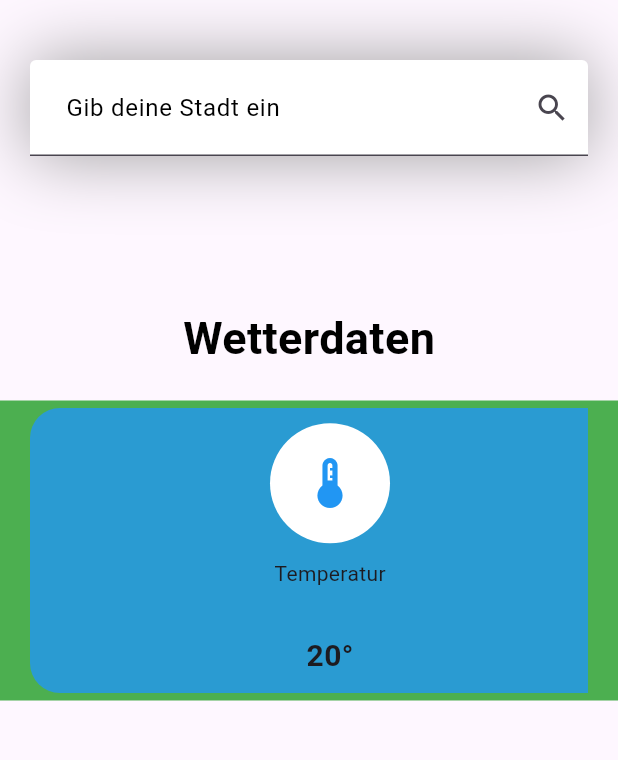
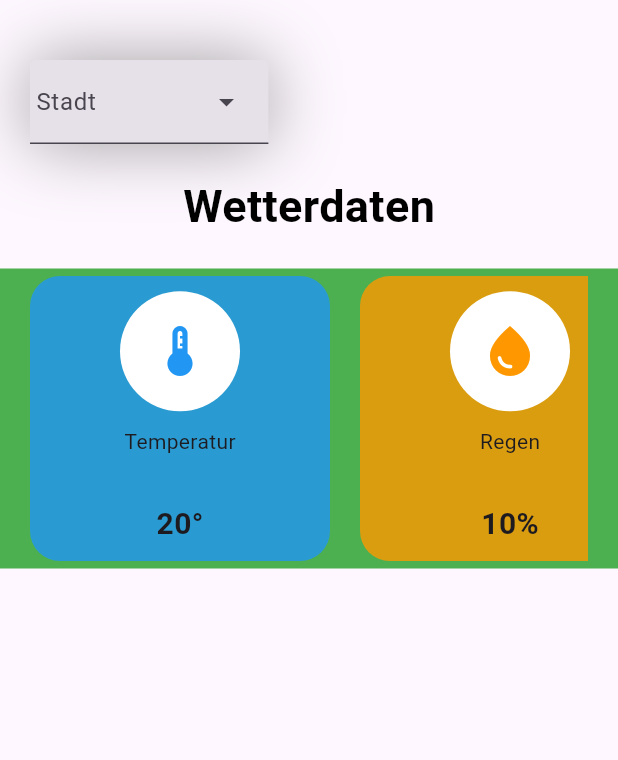
Before and after one commit to NiklasVegas/can_i_ride_today, a Flutter app: the screen it shows after launch, on a phone screen of 412 x 824 dp, the part 84-844 px from its top. Run offline on Flutter 3.47's test engine with Material 3 defaults, Android fonts, the phone set to English and light mode, and no system bars.

Commit message:
updated searchbar to give dropdown of cities

```diff
--- a/lib/pages/home.dart
+++ b/lib/pages/home.dart
@@ -1,6 +1,7 @@
 import 'package:can_i_ride_today/models/value_model.dart';
 import 'package:can_i_ride_today/logic/weather_service.dart';
 import 'package:flutter/material.dart';
+import 'package:collection/collection.dart';
 import 'dart:developer';
 
 class HomePage extends StatefulWidget {
@@ -10,8 +11,53 @@ class HomePage extends StatefulWidget {
   State<HomePage> createState() => _HomePageState();
 }
 
+typedef CityEntry = DropdownMenuEntry<CityNames>;
+
+enum CityNames {
+  berlin('Berlin'),
+  hamburg('Hamburg'),
+  muenchen('München'),
+  koeln('Köln');
+
+  const CityNames(this.name);
+  final String name;
+
+  static final List<CityEntry> entries = UnmodifiableListView<CityEntry>(
+    values.map<CityEntry>(
+      (CityNames city) => CityEntry(
+        value: city,
+        label: city.name,
+        // leadingIcon: Icon(Icons.location_city),
+      ),
+    ),
+  );
+}
+
+// enum IconLabel {
+//   smile('Smile', Icons.sentiment_satisfied_outlined),
+//   cloud('Cloud', Icons.cloud_outlined),
+//   brush('Brush', Icons.brush_outlined),
+//   heart('Heart', Icons.favorite);
+
+//   const IconLabel(this.label, this.icon);
+//   final String label;
+//   final IconData icon;
+
+//   static final List<CityEntry> entries = UnmodifiableListView<CityEntry>(
+//     values.map<CityEntry>(
+//       (IconLabel icon) => CityEntry(
+//         value: icon,
+//         label: icon.label,
+//         leadingIcon: Icon(icon.icon),
+//       ),
+//     ),
+//   );
+// }
+
 class _HomePageState extends State<HomePage> {
   final _controller = TextEditingController();
+  final TextEditingController iconController = TextEditingController();
+  String? selectedCity;
   bool _isLoading = false;
   String? _result;
   List<ValueModel> values = [];
@@ -33,9 +79,9 @@ class _HomePageState extends State<HomePage> {
           'N/A';
       setState(() {
         log('setting state');
-        values[0].value = temp;
-        values[1].value = rain;
-        values[2].value = windSpeed;
+        values[0].value = temp + ' °C';
+        values[1].value = rain + ' %';
+        values[2].value = windSpeed + ' km/h';
         _result =
             'Maximale Temperatur: $temp °C'
             '\nMaximale Windgeschwindigkeit: $windSpeed km/h'
@@ -68,7 +114,7 @@ class _HomePageState extends State<HomePage> {
         crossAxisAlignment: CrossAxisAlignment.start,
         children: [
           _searchField(),
-          SizedBox(height: 100),
+          SizedBox(height: 20),
           if (_isLoading) CircularProgressIndicator(),
           _valuesSection(),
         ],
@@ -105,7 +151,7 @@ class _HomePageState extends State<HomePage> {
               separatorBuilder: (context, index) => SizedBox(width: 20),
               itemBuilder: (context, index) {
                 return Container(
-                  width: 400,
+                  width: 200,
                   decoration: BoxDecoration(
                     color: values[index].boxColor.withOpacity(0.8),
                     borderRadius: BorderRadius.circular(20),
@@ -158,22 +204,22 @@ class _HomePageState extends State<HomePage> {
           ),
         ],
       ),
-      child: TextField(
-        decoration: InputDecoration(
+      child: DropdownMenu<CityNames>(
+        controller: iconController,
+        enableFilter: true,
+        requestFocusOnTap: true,
+        label: const Text('Stadt'),
+        inputDecorationTheme: const InputDecorationTheme(
           filled: true,
-          hintText: 'Gib deine Stadt ein',
-          contentPadding: EdgeInsets.symmetric(vertical: 20, horizontal: 20),
-          hintStyle: TextStyle(color: Colors.black),
-          fillColor: Colors.white,
-
-          suffixIcon: IconButton(
-            onPressed: () {
-              _searchWeather();
-              log('searched weather'); // Handle search action')
-            },
-            icon: Icon(Icons.search),
-          ),
+          contentPadding: EdgeInsets.symmetric(vertical: 5.0),
         ),
+        onSelected: (CityNames? city) {
+          setState(() {
+            _searchWeather();
+            selectedCity = city?.name;
+          });
+        },
+        dropdownMenuEntries: CityNames.entries,
       ),
     );
   }
```
